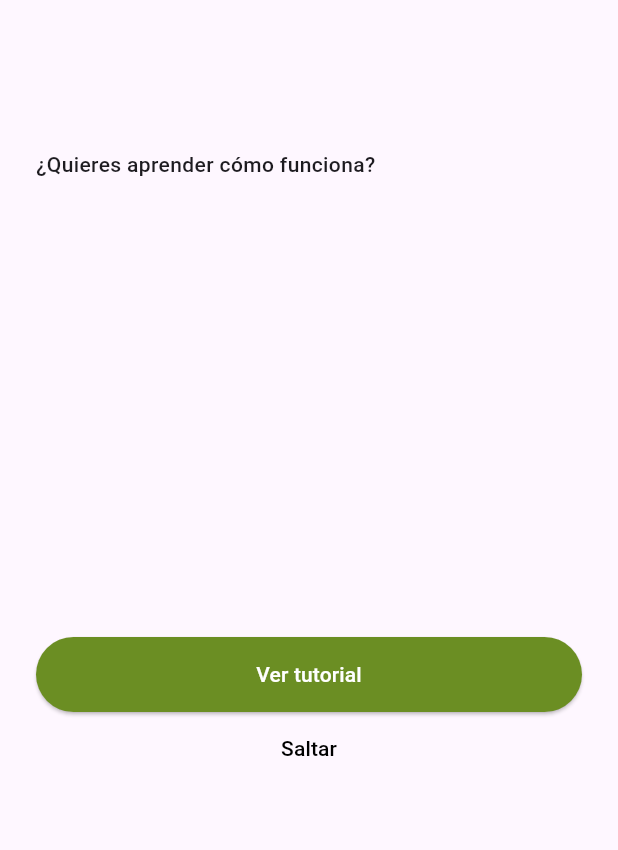
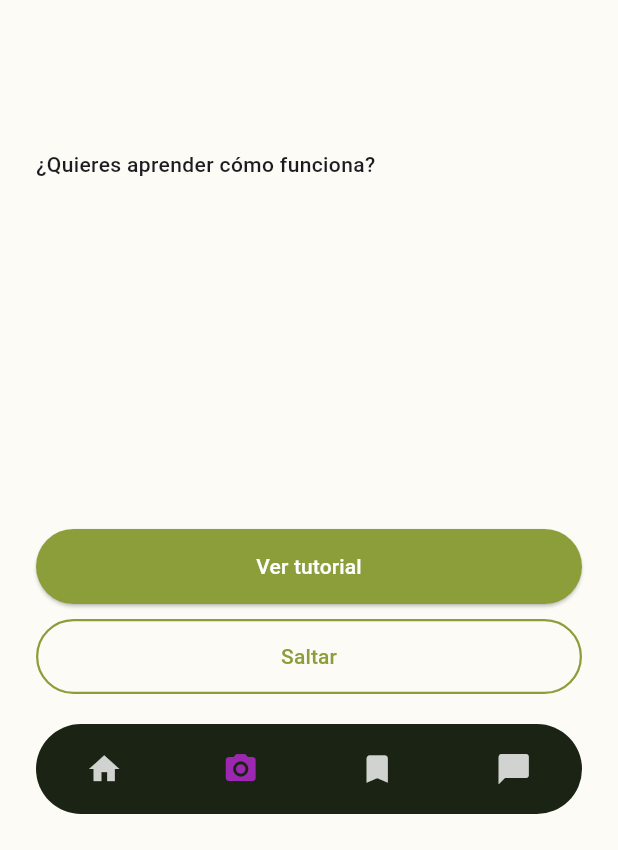
Before and after one commit to ScriptedBug/VitIA, a Flutter app: the TutorialPage screen opened directly with empty values, on a phone screen of 412 x 824 dp, the part 386-1236 px from its top. Run offline on Flutter 3.47's test engine with Material 3 defaults, Android fonts, the phone set to English and light mode, and no system bars; our stand-ins replace camera, dio, flutter_linkify, flutter_map, flutter_riverpod, geolocator and 5 more; accounts and stored records are empty; network calls fail.

Commit message:
test biblioteca coleccion frontend y boton tutorial

```diff
--- a/frontend/lib/pages/tutorial/tutorial_page.dart
+++ b/frontend/lib/pages/tutorial/tutorial_page.dart
@@ -1,5 +1,6 @@
 import 'package:flutter/material.dart';
 import 'package:dio/dio.dart';
+
 // Asegúrate de que estos imports sean correctos
 import '../../core/api_client.dart';
 import '../../core/services/api_config.dart';
@@ -8,11 +9,13 @@ import '../../core/services/user_sesion.dart';
 class TutorialPage extends StatefulWidget {
     final VoidCallback onFinished;
     final ApiClient apiClient;
+    final bool isCompulsory;
 
     const TutorialPage({
         super.key,
         required this.onFinished,
-        required this.apiClient
+        required this.apiClient,
+        required this.isCompulsory
     });
 
     @override
@@ -27,11 +30,12 @@ class _TutorialPageState extends State<TutorialPage> {
     // Estados de carga
     bool _isCompleting = false;
 
-    // Colores basados en las imágenes
-    final Color _mainColor = const Color(0xFF6B8E23); // Olivo/Verde
+    // --- COLORES AJUSTADOS A FIGMA ---
+    final Color _mainColor = const Color(0xFF8B9E3A); // Verde Musgo
     final Color _activeProgressColor = const Color(0xFF9C27B0); // Magenta/Vino
     final Color _inactiveColor = const Color(0xFFF4C4C4); // Rosa pálido
-    final Color _lightYellowBackground = const Color(0xFFFFFBE6); // Fondo de burbujas
+    final Color _lightYellowBackground = const Color(0xFFFFF2D3); // Fondo de burbujas (Ajustado)
+    final Color _darkBackgroundColor = const Color(0xFF1B2414); // Color de la barra inferior (aproximado)
 
     @override
     void dispose() {
@@ -39,52 +43,43 @@ class _TutorialPageState extends State<TutorialPage> {
         super.dispose();
     }
 
-    // 🔑 Llama al Backend (PATCH /users/me) y finaliza el tutorial
     Future<void> _completeTutorial() async {
-        if (!mounted) return;
+        if (_isCompleting) return;
+
+        if (widget.isCompulsory) {
             setState(() => _isCompleting = true);
-
             try {
+                // Llama al endpoint de la API para marcar como completo
                 await widget.apiClient.markTutorialAsComplete();
-            widget.onFinished();
-
             } on DioException catch (e) {
-             ScaffoldMessenger.of(context).showSnackBar(
-                SnackBar(content: Text('Error al guardar el tutorial: ${e.message}')),
-            );
-        } catch (e) {
-             ScaffoldMessenger.of(context).showSnackBar(
-                SnackBar(content: Text('Error al guardar el tutorial: $e')),
-            );
+                debugPrint("Error al completar el tutorial en el servidor: ${e.message}");
             } finally {
                 if (mounted) setState(() => _isCompleting = false);
             }
         }
 
+        widget.onFinished();
+    }
+
     // --- UTILERIAS DE WIDGETS ---
 
-    Widget _buildTipCard(IconData icon, String text) {
+    // 1. Tarjeta de Consejos (P3)
+    Widget _buildImageTipCard(String assetName) {
+        // La imagen ya contiene el icono, el texto y el fondo amarillo
         return Container(
             width: 140,
-            height: 100,
+            height: 140,
             margin: const EdgeInsets.symmetric(vertical: 5, horizontal: 5),
-            padding: const EdgeInsets.all(10),
-            decoration: BoxDecoration(
-                color: _lightYellowBackground,
-                borderRadius: BorderRadius.circular(15),
-            ),
-            child: Column(
-                mainAxisAlignment: MainAxisAlignment.center,
-                children: [
-                    Icon(icon, size: 24, color: _mainColor),
-                    const SizedBox(height: 5),
-                    Text(text, textAlign: TextAlign.center, style: const TextStyle(fontSize: 12)),
-                ],
+            child: Image.asset(
+                'assets/tutorial/$assetName', // Ruta correcta
+                fit: BoxFit.contain,
             ),
         );
     }
 
+    // 2. Tarjeta de Biblioteca (P5)
     Widget _buildFinalCard(String title, String content) {
+        // Las tarjetas de biblioteca son blancas y rectangulares
         return Container(
              width: 140,
              height: 120,
@@ -92,14 +87,21 @@ class _TutorialPageState extends State<TutorialPage> {
              decoration: BoxDecoration(
                  color: Colors.white,
                  borderRadius: BorderRadius.circular(10),
-                 border: Border.all(color: Colors.grey.shade200),
+                 boxShadow: [
+                     BoxShadow(
+                         color: Colors.grey.withOpacity(0.1),
+                         spreadRadius: 1,
+                         blurRadius: 5,
+                         offset: const Offset(0, 3),
+                     ),
+                 ]
              ),
              child: Column(
                  crossAxisAlignment: CrossAxisAlignment.start,
                  children: [
                      Text(title, style: const TextStyle(fontWeight: FontWeight.bold, fontSize: 13)),
                      const SizedBox(height: 5),
-                     Text(content, style: const TextStyle(fontSize: 11)),
+                     Text(content, style: const TextStyle(fontSize: 11, color: Colors.grey)),
                  ],
              ),
         );
@@ -108,14 +110,13 @@ class _TutorialPageState extends State<TutorialPage> {
     // --- Contenido específico de cada pantalla ---
 
     Widget _buildPageContent(int index) {
-        final isLastPage = index == _numPages - 1;
-
         switch (index) {
             case 0: // Pantalla 0: Introducción
                 return Column(
                     crossAxisAlignment: CrossAxisAlignment.start,
                     children: [
                         const SizedBox(height: 50),
+                        // Tipografía serif simulada con fontWeight:bold
                         const Text('Es tu primera vez\npor aquí?', style: TextStyle(fontSize: 36, fontWeight: FontWeight.bold, height: 1.1)),
                         const SizedBox(height: 15),
                         const Text('Vitia te ayuda a identificar variedades de viñas usando la cámara.'),
@@ -127,20 +128,19 @@ class _TutorialPageState extends State<TutorialPage> {
 
             case 1: // Pantalla 1: Abre la cámara
                 return Column(
-                    mainAxisAlignment: MainAxisAlignment.center,
+                    mainAxisAlignment: MainAxisAlignment.start,
                     children: [
+                        const SizedBox(height: 30),
                         const Text('Guía de uso 1/5', style: TextStyle(fontSize: 28, fontWeight: FontWeight.bold)),
-                        const SizedBox(height: 40),
-                        Container(
+                        const SizedBox(height: 100), // Empuja la burbuja hacia la zona del icono de cámara
+                        // 🖼️ Burbuja P1: La imagen ya tiene la punta hacia abajo
+                        Center(
+                            child: Image.asset(
+                                'assets/tutorial/tarjeta informativa tutorial.png',
                                 width: 250,
-                            padding: const EdgeInsets.all(20),
-                            decoration: BoxDecoration(
-                                color: _lightYellowBackground,
-                                borderRadius: BorderRadius.circular(15),
                             ),
-                            child: const Text('¡Empieza aquí!\nAbre la cámara tocando el icono de Cámara en el menú inferior 📷', textAlign: TextAlign.center),
                         ),
-                        const SizedBox(height: 150),
+                        const Expanded(child: SizedBox.shrink()),
                     ],
                 );
 
@@ -154,14 +154,15 @@ class _TutorialPageState extends State<TutorialPage> {
                         const Text('Coloca la hoja o racimo delante del móvil. Cuanta más claridad tenga la imagen, mejor será la detección'),
                         const SizedBox(height: 30),
                         Center(
-                            // 🖼️ Placeholder para el gráfico del móvil/mano
-                            child: Container(
-                                width: 200,
-                                height: 300,
-                                color: const Color(0xFFF0E0E0), // Color magenta pálido
-                                child: const Center(child: Text('GRÁFICO MANO/MÓVIL', textAlign: TextAlign.center)),
+                            // 🖼️ Ilustración del móvil/mano
+                            child: Image.asset(
+                                'assets/tutorial/ilustración movil.png',
+                                width: 250,
+                                height: 350,
+                                fit: BoxFit.contain,
                             ),
                         ),
+                        const SizedBox(height: 20),
                     ],
                 );
 
@@ -172,16 +173,17 @@ class _TutorialPageState extends State<TutorialPage> {
                         const SizedBox(height: 30),
                         const Text('Guía de uso 3/5', style: TextStyle(fontSize: 28, fontWeight: FontWeight.bold)),
                         const SizedBox(height: 20),
-                        const Text('Haz una foto clara y centrada', style: TextStyle(fontSize: 22)),
+                        const Text('Haz una foto clara y centrada', style: TextStyle(fontSize: 22, fontWeight: FontWeight.w500)),
                         const SizedBox(height: 20),
                         Wrap(
                             spacing: 10,
                             runSpacing: 10,
+                            // 🖼️ Usamos las imágenes de las tarjetas completas
                             children: [
-                                _buildTipCard(Icons.wb_sunny, "Mejor con buena luz natural"),
-                                _buildTipCard(Icons.compare_arrows_sharp, "Acércate lo suficiente"),
-                                _buildTipCard(Icons.center_focus_strong, "Enfoca una sola hoja o racimo"),
-                                _buildTipCard(Icons.crop_square, "Evita fondos confusos"),
+                                _buildImageTipCard('tarjeta consejo guía 1.png'),
+                                _buildImageTipCard('tarjeta consejo guía 2.png'),
+                                _buildImageTipCard('tarjeta consejo guía 3.png'),
+                                _buildImageTipCard('tarjeta consejo guía 4.png'),
                             ],
                         ),
                     ],
@@ -194,16 +196,17 @@ class _TutorialPageState extends State<TutorialPage> {
                         const SizedBox(height: 30),
                         const Text('Guía de uso 4/5', style: TextStyle(fontSize: 28, fontWeight: FontWeight.bold)),
                         const SizedBox(height: 20),
-                        const Text('Detectamos la variedad al instante', style: TextStyle(fontSize: 22)),
+                        const Text('Detectamos la variedad al instante', style: TextStyle(fontSize: 22, fontWeight: FontWeight.w500)),
                         const SizedBox(height: 10),
                         const Text('Cuando haces una foto, Vitia identifica la variedad y la desbloquea automáticamente en tu biblioteca'),
                         const SizedBox(height: 30),
                         Center(
-                            child: Container(
-                                width: 150,
-                                height: 200,
-                                color: Colors.grey[100],
-                                child: const Center(child: Text('TARJETA TREPADELL', textAlign: TextAlign.center)),
+                            // 🖼️ Tarjeta de Trepadell + Línea punteada (todo en una imagen)
+                            child: Image.asset(
+                                'assets/tutorial/Tutorial Pantalla 4.jpg',
+                                width: 200,
+                                height: 350,
+                                fit: BoxFit.contain,
                             ),
                         ),
                     ],
@@ -217,6 +220,7 @@ class _TutorialPageState extends State<TutorialPage> {
                         const Text('Guía de uso 5/5', style: TextStyle(fontSize: 28, fontWeight: FontWeight.bold)),
                         const SizedBox(height: 20),
 
+                        // Tarjetas de Biblioteca
                         Row(
                             mainAxisAlignment: MainAxisAlignment.spaceAround,
                             children: [
@@ -226,16 +230,12 @@ class _TutorialPageState extends State<TutorialPage> {
                         ),
                         const SizedBox(height: 30),
 
-                        // Mensaje Final con el icono
-                        Container(
-                            padding: const EdgeInsets.all(15),
-                            decoration: BoxDecoration(color: _lightYellowBackground, borderRadius: BorderRadius.circular(10)),
-                            child: Row(
-                                children: [
-                                    const Icon(Icons.bookmark_outline, color: Colors.black54),
-                                    const SizedBox(width: 8),
-                                    const Flexible(child: Text('Consulta tu biblioteca de variedades y su galería de fotos.', style: TextStyle(fontSize: 14))),
-                                ],
+                        // 🖼️ Burbuja Final con el botón "Comenzar" DENTRO
+                        Center(
+                            child: Image.asset(
+                                'assets/tutorial/tarjeta informativa tutorial 5.png', // Imagen con botón incluido
+                                width: 320,
+                                fit: BoxFit.contain,
                             ),
                         ),
                         const SizedBox(height: 50),
@@ -252,7 +252,19 @@ class _TutorialPageState extends State<TutorialPage> {
         final isFirstPage = index == 0;
         final isGuidePage = index > 0;
 
+        // Define la ruta del indicador de progreso (Puntos/Uvas)
+        String indicatorAsset = '';
+        if (isGuidePage) {
+             // El índice de la guía va de 1 a 5
+             // Mapeamos el índice de la página (1-5) a tu nombre de archivo
+             // Nota: Si usas las imágenes 'indicadores pasos uvas tutorial X.png', tendrás que asegurarte que solo
+             // el archivo de la página actual esté activo, o que la imagen ya tenga el progreso dibujado.
+             // Asumiendo que la imagen ya tiene el estado dibujado:
+             indicatorAsset = 'assets/tutorial/indicadores pasos uvas tutorial $index.png';
+        }
+
         return Scaffold(
+            backgroundColor: const Color(0xFFFCFBF6), // Fondo blanco pálido
             body: SafeArea(
                 child: Padding(
                     padding: const EdgeInsets.all(24.0),
@@ -263,79 +275,115 @@ class _TutorialPageState extends State<TutorialPage> {
                             Row(
                                 mainAxisAlignment: MainAxisAlignment.spaceBetween,
                                 children: [
+                                    // Flecha de retroceso (usamos el color Magenta/Vino del diseño)
                                     if (isGuidePage)
                                         IconButton(
-                                            icon: const Icon(Icons.arrow_back, color: Color(0xFF9C27B0)),
+                                            icon: Icon(Icons.arrow_back, color: _activeProgressColor),
                                             onPressed: () => _pageController.previousPage(duration: const Duration(milliseconds: 300), curve: Curves.ease),
                                         )
                                     else
-                                        const SizedBox(width: 48),
+                                        const SizedBox(width: 48), // Placeholder para alineación
 
-                                    // Puntos de Progreso y Título (Solo en las guías 1/5 a 5/5)
+                                    // Puntos de Progreso (Uvas)
+                                    if (isGuidePage)
+                                        Image.asset(
+                                            indicatorAsset, // Ruta del indicador según la página actual
+                                            height: 20, // Ajustar altura para que se vea bien
+                                            fit: BoxFit.contain,
+                                        ),
+
+                                    // Flecha Adelante y Botón Cerrar (Solo en las guías)
                                     if (isGuidePage)
                                         Row(
                                             children: [
-                                                // Puntos de Progreso
-                                                Row(
-                                                    children: List.generate(_numPages - 1, (i) => Padding(
-                                                        padding: const EdgeInsets.symmetric(horizontal: 2.0),
-                                                        child: Icon(
-                                                            Icons.circle,
-                                                            size: 10,
-                                                            color: i + 1 <= _currentPage ? _activeProgressColor : _inactiveColor,
-                                                        ),
-                                                    )),
+                                                // Flecha Adelante
+                                                if (!isLastPage)
+                                                    IconButton(
+                                                        icon: Icon(Icons.arrow_forward, color: _activeProgressColor),
+                                                        onPressed: () => _pageController.nextPage(duration: const Duration(milliseconds: 300), curve: Curves.ease),
+                                                    )
+                                                else // Placeholder para alineación
+                                                    const SizedBox(width: 48),
+                                                // Botón Cerrar (X)
+                                                IconButton(
+                                                    icon: const Icon(Icons.close),
+                                                    onPressed: _completeTutorial,
                                                 ),
                                             ],
                                         )
-                                    else
+                                    else // En Pantalla 0, el botón cerrar es independiente (solo la X a la derecha)
                                         const SizedBox.shrink(),
-
-                                    // Botón Cerrar (Funcional en todas las pantallas)
-                                    IconButton(
-                                        icon: const Icon(Icons.close),
-                                        onPressed: isFirstPage ? widget.onFinished : _completeTutorial,
-                                    ),
                                 ],
                             ),
 
-                            // 2. CONTENIDO (Ocupa la mayor parte del espacio)
+                            // --- Manejo especial para Pantalla 0 (Cerrar a la derecha)
+                            if (isFirstPage)
+                                Align(
+                                    alignment: Alignment.topRight, // Coloca el botón arriba a la derecha
+                                    child: IconButton(
+                                        icon: const Icon(Icons.close),
+                                        onPressed: widget.onFinished,
+                                    ),
+                                ),
+
+                            // 2. CONTENIDO
                             Expanded(child: _buildPageContent(index)),
 
-                            // 3. Controles de Navegación Inferior
+                            // 3. Controles de Navegación Inferior (Botones y Barra Negra)
                             Column(
                                 children: [
                                     if (isFirstPage)
-                                        // Pantalla de Introducción
+                                        // Pantalla de Introducción: Botones "Ver tutorial" y "Saltar"
                                         Column(
                                             children: [
+                                                // Botón Relleno "Ver tutorial"
                                                 ElevatedButton(
                                                     onPressed: () => _pageController.nextPage(duration: const Duration(milliseconds: 300), curve: Curves.ease),
                                                     style: ElevatedButton.styleFrom(minimumSize: const Size(double.infinity, 50), backgroundColor: _mainColor),
                                                     child: const Text('Ver tutorial', style: TextStyle(color: Colors.white)),
                                                 ),
-                                                TextButton(onPressed: widget.onFinished, child: const Text('Saltar', style: TextStyle(color: Colors.black))),
+                                                const SizedBox(height: 10),
+                                                // Botón Contorno "Saltar"
+                                                OutlinedButton(
+                                                    onPressed: widget.onFinished,
+                                                    style: OutlinedButton.styleFrom(
+                                                        minimumSize: const Size(double.infinity, 50),
+                                                        side: BorderSide(color: _mainColor, width: 1.5),
+                                                        shape: RoundedRectangleBorder(borderRadius: BorderRadius.circular(25)),
+                                                    ),
+                                                    child: Text('Saltar', style: TextStyle(color: _mainColor)),
+                                                ),
                                             ],
                                         )
                                     else if (isLastPage)
-                                        // Pantalla Final
-                                        ElevatedButton(
-                                            onPressed: _completeTutorial, // MARCA Y CIERRA
-                                            style: ElevatedButton.styleFrom(
-                                                minimumSize: const Size(double.infinity, 50),
-                                                backgroundColor: _mainColor,
-                                                foregroundColor: Colors.white,
-                                            ),
-                                            child: const Text('Comenzar', style: TextStyle(fontSize: 18)),
-                                        )
+                                        // Pantalla Final: El botón "Comenzar" está en la imagen, así que no hay botón aquí.
+                                        const SizedBox.shrink()
                                     else
-                                        // Pantallas Intermedias
+                                        // Pantallas Intermedias: Botón "Siguiente"
                                         ElevatedButton(
                                             onPressed: () => _pageController.nextPage(duration: const Duration(milliseconds: 300), curve: Curves.ease),
                                             style: ElevatedButton.styleFrom(minimumSize: const Size(double.infinity, 50), backgroundColor: _mainColor),
                                             child: const Text('Siguiente', style: TextStyle(color: Colors.white)),
                                         ),
+
+                                    // Barra de navegación inferior (simulada)
                                     const SizedBox(height: 20),
+                                    Container(
+                                        height: 60,
+                                        decoration: BoxDecoration(
+                                            color: _darkBackgroundColor,
+                                            borderRadius: BorderRadius.circular(30),
+                                        ),
+                                        child: Row(
+                                            mainAxisAlignment: MainAxisAlignment.spaceAround,
+                                            children: [
+                                                Icon(Icons.home, color: Colors.white.withOpacity(0.8)),
+                                                Icon(Icons.camera_alt, color: _activeProgressColor),
+                                                Icon(Icons.bookmark, color: Colors.white.withOpacity(0.8)),
+                                                Icon(Icons.chat_bubble, color: Colors.white.withOpacity(0.8)),
+                                            ],
+                                        ),
+                                    ),
                                 ],
                             ),
                         ],
--- a/frontend/pubspec.yaml
+++ b/frontend/pubspec.yaml
@@ -28,6 +28,8 @@ dev_dependencies:
   flutter_lints: ^3.0.1
   flutter_test:
     sdk: flutter
+  mockito: ^5.4.4
+  build_runner: ^2.4.8
 
 flutter:
   uses-material-design: true
```
Also changed, not shown: frontend/lib/core/api_client.dart (+6 -5 lines), frontend/lib/pages/gallery/catalogo_page.dart (+55 -26 lines), frontend/lib/pages/main_layout/home_page.dart (+29 -13 lines), frontend/assets/tutorial/ilustración movil.png (added), frontend/assets/tutorial/indicadores pasos uvas tutorial 1.png (added), frontend/assets/tutorial/indicadores pasos uvas tutorial 2.png (added), frontend/assets/tutorial/indicadores pasos uvas tutorial 3.png (added), frontend/assets/tutorial/indicadores pasos uvas tutorial 4.png (added), frontend/assets/tutorial/indicadores pasos uvas tutorial 5.png (added), frontend/assets/tutorial/tarjeta consejo guía 1.png (added), frontend/assets/tutorial/tarjeta consejo guía 2.png (added), frontend/assets/tutorial/tarjeta consejo guía 3.png (added), frontend/assets/tutorial/tarjeta consejo guía 4.png (added), frontend/assets/tutorial/tarjeta informativa tutorial 5.png (added), 2 more files, 3 other files. Lines whose indentation alone changed are shown as unchanged.
